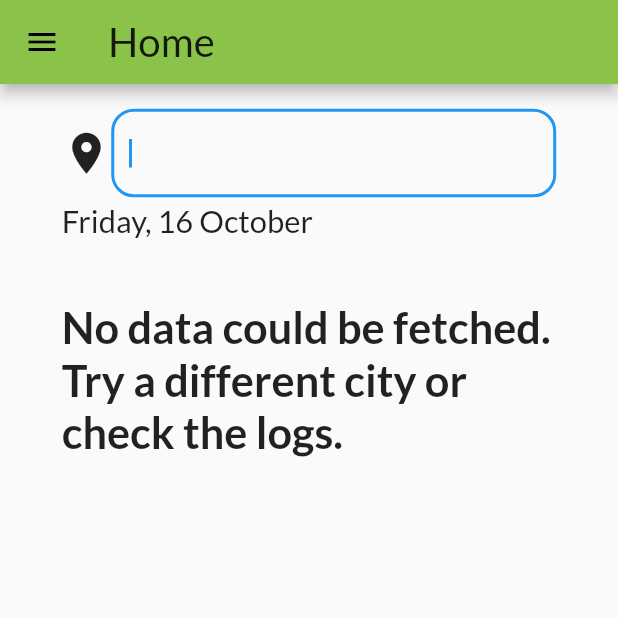
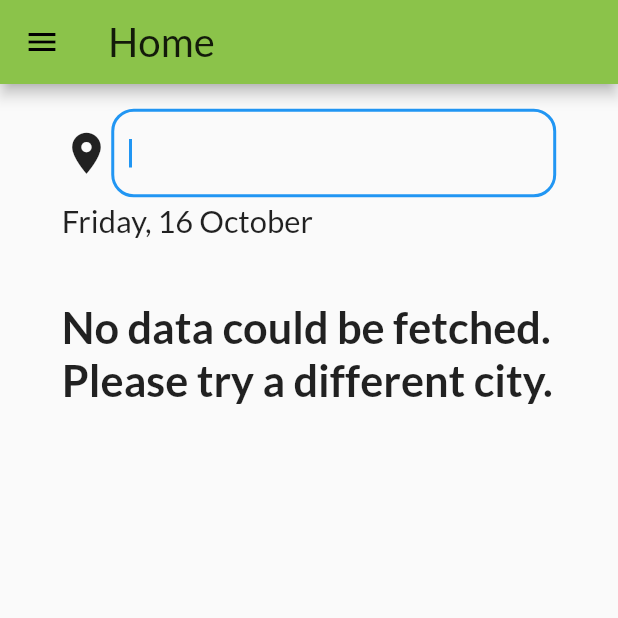
Before and after one commit to Pandaliha/flutter_app, a Flutter app: the screen it shows after launch, after a tap on the "location on" icon, on a phone screen of 412 x 824 dp, the top half of it. Run offline on Flutter 3.47's test engine with Material 2 defaults, Android fonts, the phone set to English and light mode, and no system bars; network calls fail.

Commit message:
small fixes

```diff
--- a/lib/pages/home/homepage.dart
+++ b/lib/pages/home/homepage.dart
@@ -342,7 +342,7 @@ class _HomePageState extends State<HomePage> {
                             SizedBox(
                               height: width * 0.1,
                             ),
-                              Text('No data could be fetched. Try a different city or check the logs.',
+                              Text('No data could be fetched. Please try a different city.',
                                   style: TextStyle(
                                   fontSize: width * 0.07,
                                   fontWeight: FontWeight.w600,
--- a/lib/pages/menu/menu.dart
+++ b/lib/pages/menu/menu.dart
@@ -20,6 +20,10 @@ class Menu extends StatelessWidget {
               ),
             ),
             decoration: BoxDecoration(
+            /*image: DecorationImage(
+            image: AssetImage(""),
+            fit: BoxFit.cover
+            ),*/
               color: Theme.of(context).primaryColor,
             ),
           ),
--- a/pubspec.yaml
+++ b/pubspec.yaml
@@ -23,7 +23,6 @@ environment:
 dependencies:
   flutter:
     sdk: flutter
-  weather: ^1.2.3
   intl: ^0.16.1
   http: ^0.12.2
 
@@ -51,11 +50,6 @@ flutter:
       fonts:
         - asset: assets/fonts/Lato/Lato-Regular.ttf
         - asset: assets/fonts/Lato/Lato-Bold.ttf
-          weight: 700
-    - family: Roboto
-      fonts:
-        - asset: assets/fonts/Roboto/Roboto-Regular.ttf
-        - asset: assets/fonts/Roboto/Roboto-Bold.ttf
           weight: 700
     - family: Raleway
       fonts:
```
Also changed, not shown: assets/fonts/Roboto/LICENSE.txt (deleted), assets/fonts/Roboto/Roboto-Bold.ttf (deleted), assets/fonts/Roboto/Roboto-Light.ttf (deleted), assets/fonts/Roboto/Roboto-Medium.ttf (deleted), assets/fonts/Roboto/Roboto-Regular.ttf (deleted), pubspec.lock.
